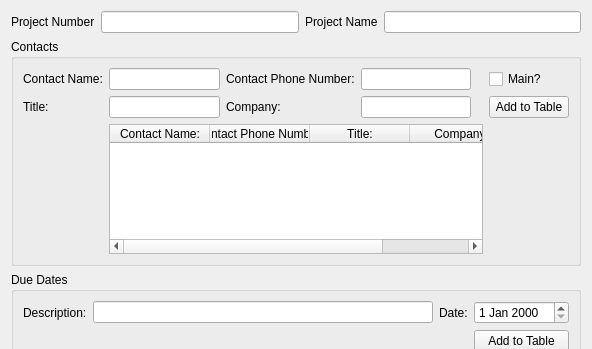
Old version of the form Add_Project_GUI.ui in the repository simplesports/ProjectManager; both pictures show x 0 to 592 and y 0 to 349 of the 592 by 724 pixel window.
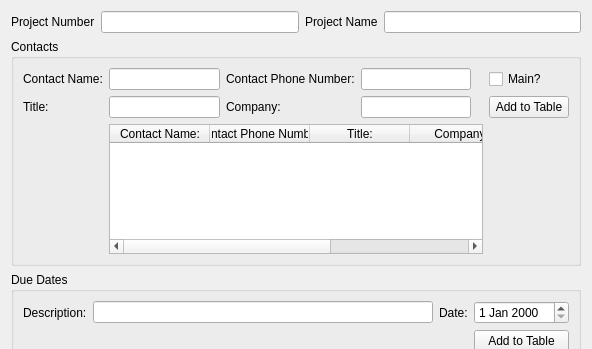
New version of the form.

```diff
--- a/Add_Project_GUI.ui
+++ b/Add_Project_GUI.ui
@@ -188,6 +188,11 @@
           <string>Company</string>
          </property>
         </column>
+        <column>
+         <property name="text">
+          <string>Main Contact</string>
+         </property>
+        </column>
        </widget>
       </item>
       <item row="1" column="0">
```
Left out of the diff: 4 changed lines with no effect on the pictures.
